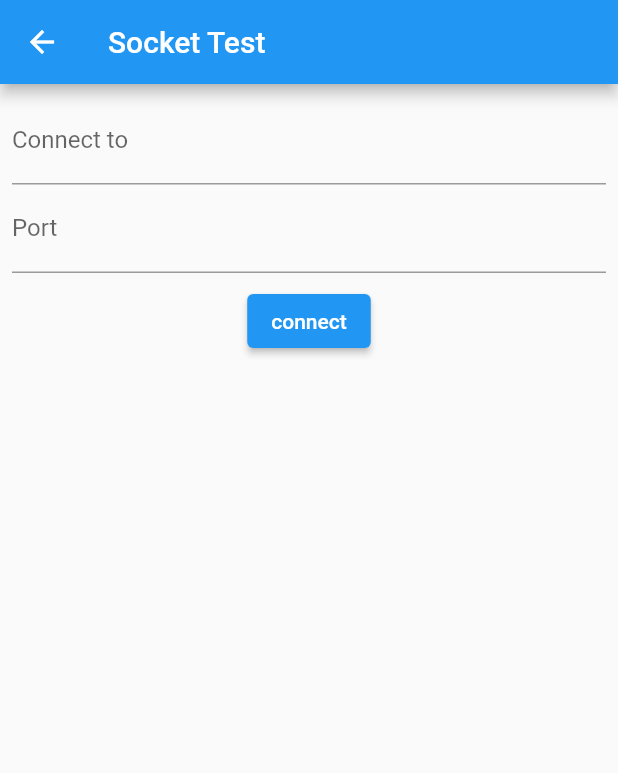
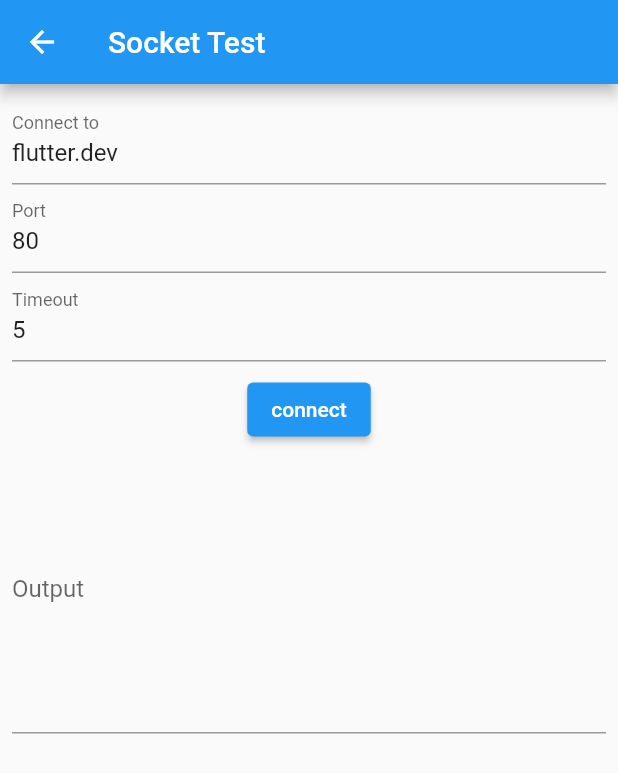
Before and after one commit to tangdesam/fnet_tools, a Flutter app: the SocketTestPage screen opened by its route, on a phone screen of 412 x 824 dp. Shown: the top 773 px of the screen. Run offline on Flutter 3.47's test engine with Material 2 defaults, Android fonts, the phone set to English and light mode, and no system bars.

Commit message:
implement Socket.connect test

```diff
--- a/lib/socket_test_page.dart
+++ b/lib/socket_test_page.dart
@@ -3,19 +3,30 @@ import 'dart:io';
 
 import 'package:flutter/material.dart';
 
-class SocketTestPage extends StatelessWidget {
+class SocketTestPage extends StatefulWidget {
   static const routeName='/socketTest';
   final String title;
   const SocketTestPage({Key? key, required this.title}) : super(key: key);
 
   @override
+  State<SocketTestPage> createState() => _SocketTestPageState();
+}
+
+class _SocketTestPageState extends State<SocketTestPage> {
+  final txtDestinationController = TextEditingController(text: 'flutter.dev');
+  final txtPortController = TextEditingController(text: '80');
+  final txtTimeoutController = TextEditingController(text: '5');
+  final txtOutputController = TextEditingController();
+
+  @override
   Widget build(BuildContext context) {
     return Scaffold(
         appBar: AppBar(
-          title: Text(title),
+          title: Text(widget.title),
         ),
         body: Container(
           padding: EdgeInsets.all(8.0),
+          child: SingleChildScrollView(
             child: Center(
               child: Column(
                 mainAxisAlignment: MainAxisAlignment.start,
@@ -23,35 +34,63 @@ class SocketTestPage extends StatelessWidget {
                   SizedBox(
                     width: double.infinity,
                     child: TextField(
-                    decoration: InputDecoration(
+                      decoration: const InputDecoration(
                         labelText: 'Connect to',
                       ),
+                      controller: txtDestinationController,
                     ),
                   ),
                   SizedBox(
                     width: double.infinity,
                     child: TextField(
-                    decoration: InputDecoration(
+                      decoration: const InputDecoration(
                         labelText: 'Port',
                       ),
+                      controller: txtPortController,
+                      keyboardType: TextInputType.number,
                     ),
                   ),
                   SizedBox(
+                    width: double.infinity,
+                    child: TextField(
+                      decoration: const InputDecoration(
+                        labelText: 'Timeout',
+                      ),
+                      controller: txtTimeoutController,
+                      keyboardType: TextInputType.number,
+                    ),
+                  ),
+                  const SizedBox(
                     height: 8.0,
                   ),
                   ElevatedButton(
                     onPressed: () async {
-                      var socket = await Socket.connect('google.com', 80, timeout: Duration(seconds: 5)).then((socket){
-                        print("Success");
+                      var socket = await Socket.connect(txtDestinationController.text, int.parse(txtPortController.text), timeout: Duration(seconds: int.parse(txtTimeoutController.text))).then((socket){
+                        String msg = txtDestinationController.text + ':' + txtPortController.text + ' is reachable\n';
+                        txtOutputController.text = txtOutputController.text + msg;
                         socket.destroy();
                       }).catchError((error){
-                        var pingMsg = SnackBar(content: Text('Exception on Socket: '+ error.toString()));
-                        ScaffoldMessenger.of(context).showSnackBar(pingMsg);
+                        var snackBar = SnackBar(content: Text('Exception on Socket: '+ error.toString()));
+                        ScaffoldMessenger.of(context).showSnackBar(snackBar);
                       });
                     },
                     child: Text('connect')
                   ),
+                  SizedBox(
+                    width: double.infinity,
+                    child: TextField(
+                      decoration: const InputDecoration(
+                        labelText: 'Output',
+                      ),
+                      controller: txtOutputController,
+                      readOnly: true,
+                      minLines: 8,
+                      maxLines: 96,
+                    ),
+                  ),
+
                 ],
+              ),
             ),
           ),
         )
```
Lines whose indentation alone changed are shown as unchanged.
